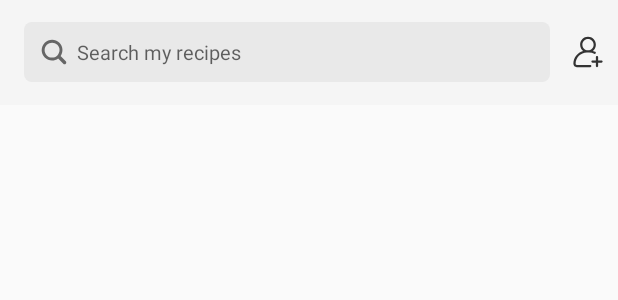
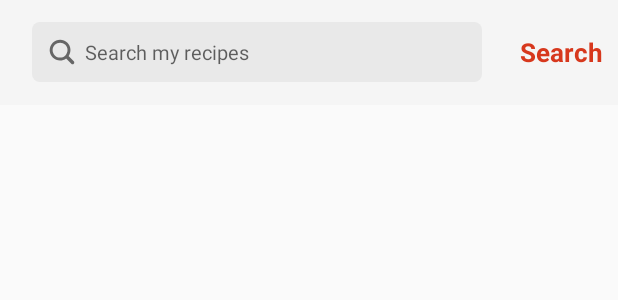
Before and after one commit to TianaMa/CookClient, an Android app: the layout fragment_like.xml on its own in the app's theme, with its tools: preview values and no code run, on a phone screen of 412 x 824 dp. Shown: the top 300 px of the screen. Run offline under Robolectric (Android 15) with nearby library versions, the phone set to English and light mode, and no system bars.

Commit message:
提交代码

```diff
--- a/BaseCode/src/main/res/values/strings.xml
+++ b/BaseCode/src/main/res/values/strings.xml
@@ -89,6 +89,7 @@
     <string name="text_me_be_collected">Collected</string>
 
     <string name="text_me_search_my_recipe">Search my recipes</string>
+    <string name="text_search_my_collect">Search my collect</string>
 
     <!--MyInfoActivity-->
     <string name="text_me_info">个人资料</string>
--- a/app/src/main/java/com/demo/cook/ui/me/MeFragment.java
+++ b/app/src/main/java/com/demo/cook/ui/me/MeFragment.java
@@ -64,6 +64,12 @@ public class MeFragment extends BaseFragment<FragmentMeBinding,MeViewModel> {
                         path -> mViewModel.updateHeadImage(path.get(0))
                 )
         );
+
+        mViewModel.user.observe(getViewLifecycleOwner(),userInfo -> {
+            mDataBinding.tabMe.getTabAt(0).setText(getString(R.string.text_recipe) +" ("+ userInfo.getCountRecipe()+")");
+            mDataBinding.tabMe.getTabAt(1).setText(getString(R.string.text_product) +" ("+ userInfo.getCountProduct()+")");
+        });
+
     }
 
 
--- a/app/src/main/res/layout/fragment_like.xml
+++ b/app/src/main/res/layout/fragment_like.xml
@@ -27,24 +27,29 @@
 
 
                 <EditText
+                    android:id="@+id/etLikeSearchText"
                     android:layout_width="wrap_content"
                     android:layout_height="wrap_content"
                     android:layout_weight="1"
                     android:background="@drawable/shape_corners_5"
                     android:backgroundTint="#E9E9E9"
+                    android:layout_marginLeft="5dp"
+                    android:layout_marginRight="15dp"
                     android:drawableLeft="@drawable/vector_ic_search"
                     android:drawablePadding="5dp"
                     android:hint="@string/text_me_search_my_recipe"
                     android:padding="10dp"
                     android:textSize="13sp" />
 
-
-                <ImageView
-                    android:layout_width="40dp"
-                    android:layout_height="40dp"
-                    android:layout_marginLeft="5dp"
-                    android:padding="8dp"
-                    android:src="@drawable/vector_ic_add_friend"/>
+                <TextView
+                    android:id="@+id/tvLikeSearch"
+                    android:layout_width="wrap_content"
+                    android:layout_height="wrap_content"
+                    android:padding="10dp"
+                    android:textSize="17sp"
+                    android:textStyle="bold"
+                    android:textColor="@color/color_text_button"
+                    android:text="@string/text_search"/>
 
 
             </LinearLayout>
--- a/app/src/main/res/layout/fragment_me.xml
+++ b/app/src/main/res/layout/fragment_me.xml
@@ -149,7 +149,8 @@
                                 android:textColor="@android:color/black"
                                 android:gravity="center_horizontal"
                                 android:textStyle="bold"
-                                android:text="5">
+                                android:text="@{mViewModel.user.countCollect+``}"
+                                tools:text="5">
 
                             </TextView>
 
```
Also changed, not shown: app/src/main/java/com/demo/cook/ui/like/LikeFragment.java (+46 -0 lines), app/src/main/java/com/demo/cook/ui/like/product/LikeProductFragment.java (deleted, +0 -38 lines), app/src/main/java/com/demo/cook/ui/like/product/LikeProductViewModel.java (deleted, +0 -8 lines), app/src/main/java/com/demo/cook/ui/like/recipe/LikeRecipeFragment.java (deleted, +0 -39 lines), app/src/main/java/com/demo/cook/ui/like/recipe/LikeRecipeViewModel.java (deleted, +0 -9 lines), app/src/main/java/com/demo/cook/ui/product/model/data/request/QueryProductParams.java (+9 -0 lines), app/src/main/java/com/demo/cook/ui/recipe/model/data/request/QueryRecipeParams.java (+9 -0 lines), app/src/main/java/com/demo/cook/ui/user/model/data/UserInfo.java (+10 -0 lines), app/src/main/res/layout/activity_main.xml (+12 -5 lines), app/src/main/res/layout/fragment_like_product.xml (deleted, +0 -29 lines), app/src/main/res/layout/fragment_like_recipe.xml (deleted, +0 -30 lines), 1 other file.
